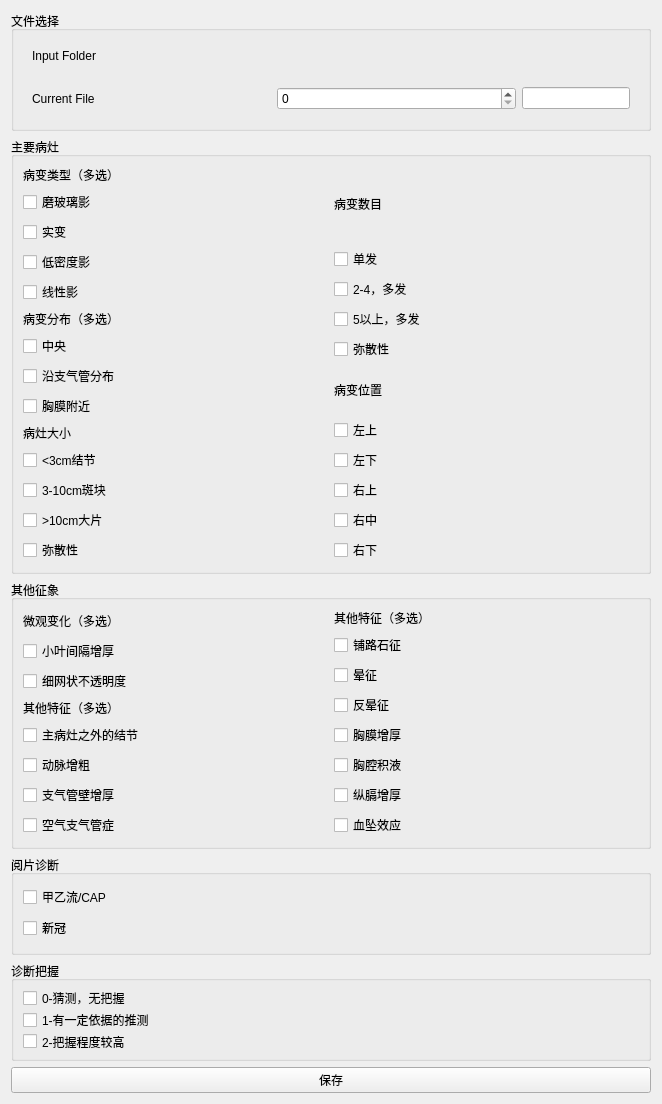
Above: OpenCOVID_Detecter/CT_Characteristic/Resources/UI/CT_Characteristic.ui from weixr18/OCD_Slicer_Plugin before the change. Below: the same form after it.
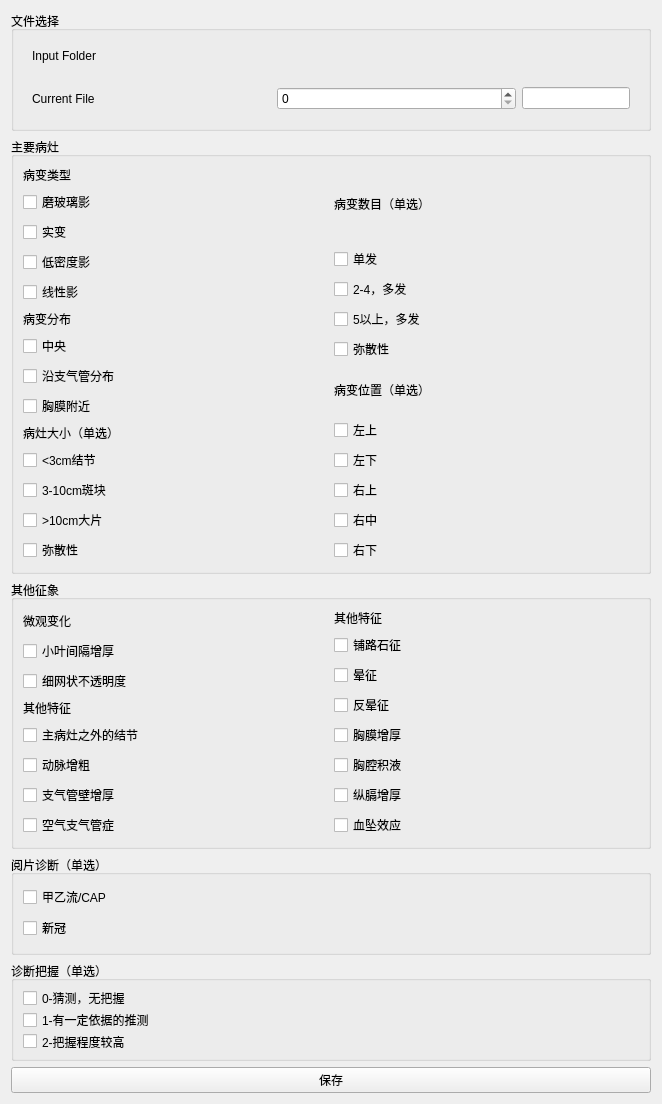
That is the form after the change. Custom widgets are drawn as their Qt base class.

Commit message: “almost complete”

```diff
--- a/OpenCOVID_Detecter/CT_Characteristic/Resources/UI/CT_Characteristic.ui
+++ b/OpenCOVID_Detecter/CT_Characteristic/Resources/UI/CT_Characteristic.ui
@@ -7,7 +7,7 @@
     <x>0</x>
     <y>0</y>
     <width>662</width>
-    <height>1066</height>
+    <height>1073</height>
    </rect>
   </property>
   <layout class="QVBoxLayout" name="verticalLayout_4">
@@ -142,7 +142,7 @@
           <item>
            <widget class="QLabel" name="bblx_">
             <property name="text">
-             <string>病变类型（多选）</string>
+             <string>病变类型</string>
             </property>
            </widget>
           </item>
@@ -184,7 +184,7 @@
           <item>
            <widget class="QLabel" name="bbfb_">
             <property name="text">
-             <string>病变分布（多选）</string>
+             <string>病变分布</string>
             </property>
            </widget>
           </item>
@@ -219,7 +219,7 @@
           <item>
            <widget class="QLabel" name="bzdx_">
             <property name="text">
-             <string>病灶大小</string>
+             <string>病灶大小（单选）</string>
             </property>
            </widget>
           </item>
@@ -268,7 +268,7 @@
           <item>
            <widget class="QLabel" name="bbsm_">
             <property name="text">
-             <string>病变数目</string>
+             <string>病变数目（单选）</string>
             </property>
            </widget>
           </item>
@@ -310,7 +310,7 @@
           <item>
            <widget class="QLabel" name="bbwz_">
             <property name="text">
-             <string>病变位置</string>
+             <string>病变位置（单选）</string>
             </property>
            </widget>
           </item>
@@ -378,7 +378,7 @@
           <item>
            <widget class="QLabel" name="wgbh_">
             <property name="text">
-             <string>微观变化（多选）</string>
+             <string>微观变化</string>
             </property>
            </widget>
           </item>
@@ -406,7 +406,7 @@
           <item>
            <widget class="QLabel" name="qttz_">
             <property name="text">
-             <string>其他特征（多选）</string>
+             <string>其他特征</string>
             </property>
            </widget>
           </item>
@@ -455,7 +455,7 @@
           <item>
            <widget class="QLabel" name="qttz__">
             <property name="text">
-             <string>其他特征（多选）</string>
+             <string>其他特征</string>
             </property>
            </widget>
           </item>
@@ -524,7 +524,7 @@
       </size>
      </property>
      <property name="title">
-      <string>阅片诊断</string>
+      <string>阅片诊断（单选）</string>
      </property>
      <layout class="QVBoxLayout" name="verticalLayout">
       <item>
@@ -553,7 +553,7 @@
       </size>
      </property>
      <property name="title">
-      <string>诊断把握</string>
+      <string>诊断把握（单选）</string>
      </property>
      <layout class="QVBoxLayout" name="verticalLayout_2">
       <item>
```
The commit also changes 2 other files.
